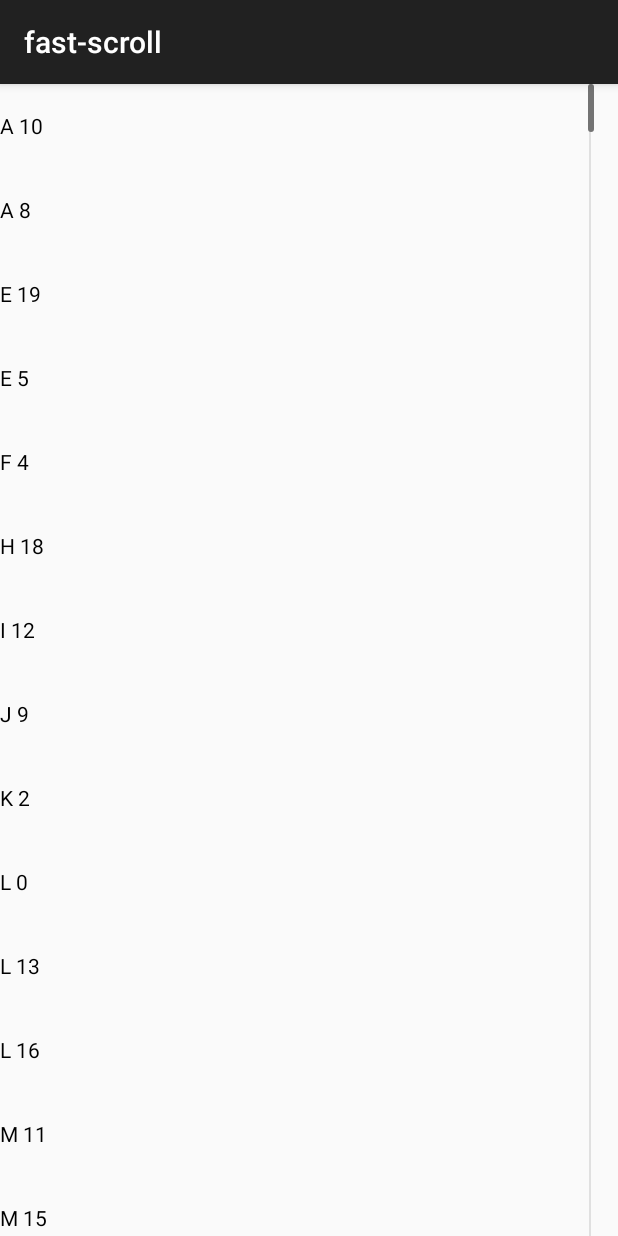
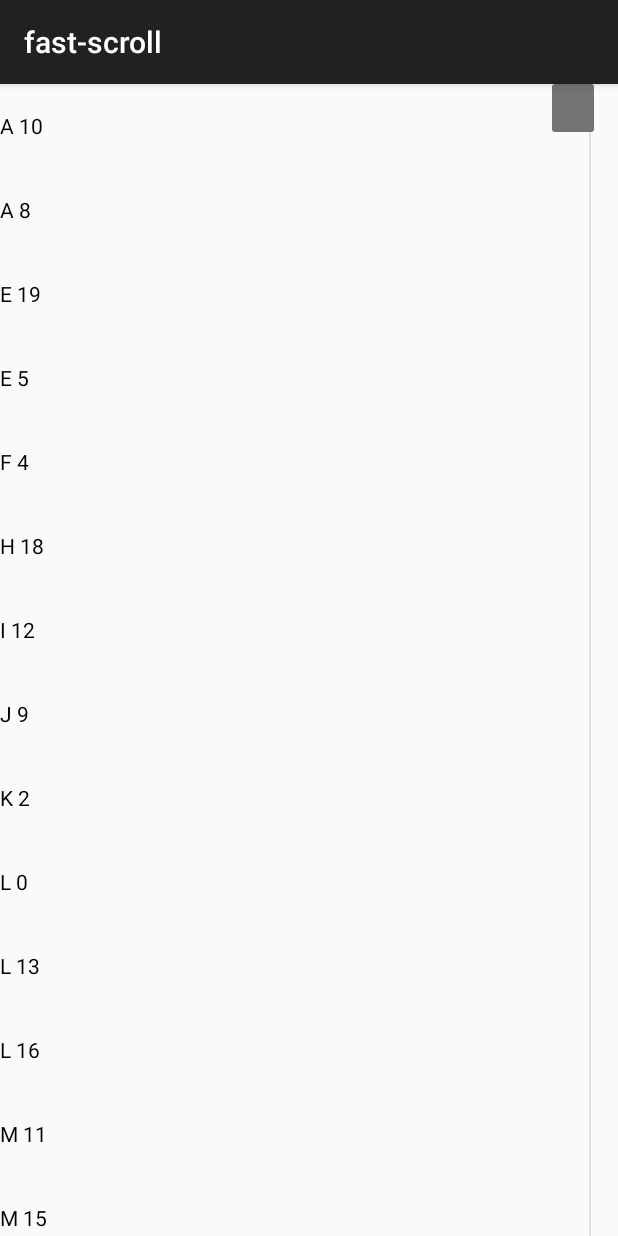
Before and after one commit to InboxAppCo/android-fast-scroll, an Android app: the screen it shows after launch (TestActivity), on a phone screen of 412 x 824 dp. Run offline under Robolectric (Android 15) with nearby library versions, the phone set to English and light mode, and no system bars.

Commit message:
[upd] Save commit

```diff
--- a/inbox_fast_scroll/src/main/res/drawable/ifs_default_handle.xml
+++ b/inbox_fast_scroll/src/main/res/drawable/ifs_default_handle.xml
@@ -13,7 +13,7 @@
                 <solid android:color="#FF0288D1"/>
 
                 <size
-                    android:width="4dp"
+                    android:width="28dp"
                     android:height="32dp"/>
             </shape>
         </inset>
@@ -30,7 +30,7 @@
                 <solid android:color="#FF737373"/>
 
                 <size
-                    android:width="4dp"
+                    android:width="28dp"
                     android:height="32dp"/>
             </shape>
         </inset>
```
